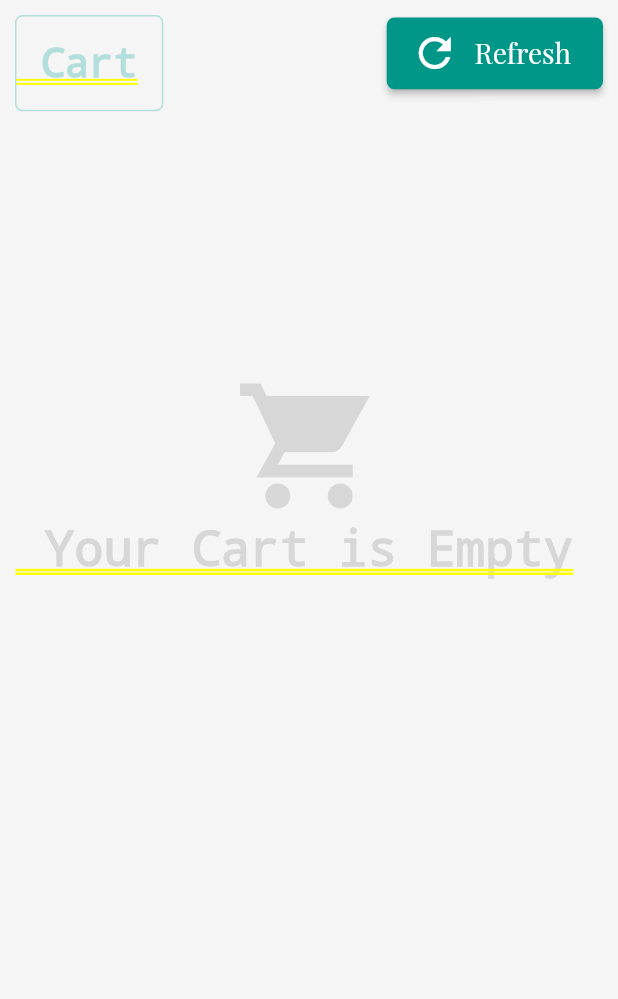
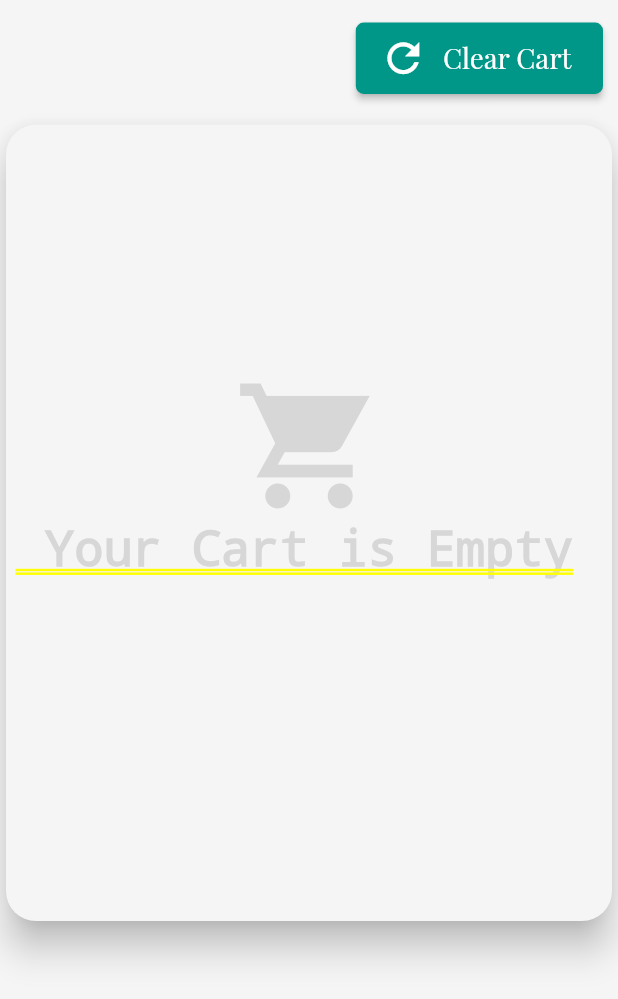
Before and after one commit to sswastik02/eliveryday, a Flutter app: the Cart screen opened directly with empty values, on a phone screen of 412 x 824 dp. Shown: the top 999 px of the screen. Run offline on Flutter 3.47's test engine with Material 2 defaults, Android fonts, the phone set to English and light mode, and no system bars; our stand-ins replace cloud_firestore, curved_navigation_bar, firebase_auth, flutter_phoenix, font_awesome_flutter, geolocator and 2 more; missing offline and left inert: geocoder, mapbox_search_flutter; accounts and stored records are empty.

Commit message:
Features Added : 	1. Lock Rotation 	2. Clear Cart Button 	3. Change UI of carts Page 	4. Added Internet Check at start of app UI Changes : 	1. Add icons to Categories in Single Restuarant View

```diff
--- a/lib/Cart/cart.dart
+++ b/lib/Cart/cart.dart
@@ -1,6 +1,7 @@
 import 'package:eliveryday/Cart/checkout.dart';
 import 'package:eliveryday/FireBase/firebaseCustomServices.dart';
 import 'package:eliveryday/FireBase/phoneauth.dart';
+import 'package:eliveryday/Resturant/FoodCard.dart';
 import 'package:firebase_auth/firebase_auth.dart';
 import 'package:flutter/material.dart';
 
@@ -19,13 +20,13 @@ class CartState extends State<Cart> {
   Widget build(BuildContext context) {
     return Container(
       width: MediaQuery.of(context).size.width,
+      height: MediaQuery.of(context).size.height,
       decoration: BoxDecoration(
         color: Theme.of(context).backgroundColor,
       ),
       child: Stack(
         children: [
-          cartTitle(context),
-          refreshButton(context),
+          clearButton(context),
           cartdisplay(context),
           (cartAllInfo.length == 0) ? emptyCart() : checkoutButton(context),
         ],
@@ -62,12 +63,14 @@ class CartState extends State<Cart> {
 
   Widget checkoutButton(BuildContext context) {
     return Positioned(
-      bottom: 8,
+      // bottom: 8,
       width: MediaQuery.of(context).size.width * 0.4,
       height: MediaQuery.of(context).size.height * 0.07,
-      left: MediaQuery.of(context).size.width * 0.5 -
-          MediaQuery.of(context).size.width * (0.4 / 2),
+      // left: MediaQuery.of(context).size.width * 0.5 -
+      //     MediaQuery.of(context).size.width * (0.4 / 2),
       // bringing to centre horizontal
+      top: 10,
+      left: 10,
       child: FittedBox(
         fit: BoxFit.fitWidth,
         child: ElevatedButton.icon(
@@ -111,27 +114,31 @@ class CartState extends State<Cart> {
     );
   }
 
-  Widget refreshButton(BuildContext context) {
+  Widget clearButton(BuildContext context) {
     return Positioned(
-      //refresh button
-      top: 15,
-      width: MediaQuery.of(context).size.width * 0.35,
+      //clear button
+      top: 10,
+      width: MediaQuery.of(context).size.width * 0.4,
       right: 10,
-      height: MediaQuery.of(context).size.height * 0.05,
+      height: MediaQuery.of(context).size.height * 0.07,
       child: FittedBox(
         fit: BoxFit.fitWidth,
         child: ElevatedButton.icon(
             onPressed: () {
               setState(() {
-                cartAllInfo = cartAllInfo;
-                // just a refresh
+                cartAllInfo = cartAllInfo.map((food) {
+                  food.quantity = 0;
+                  return food;
+                }).toList();
+                cartAllInfo = [];
+                // first set quantity of all food to zero and then empty the cart
               });
             },
             icon: Icon(Icons.refresh),
             label: FittedBox(
               fit: BoxFit.fitWidth,
               child: Text(
-                "Refresh",
+                "Clear Cart",
               ),
             )),
       ),
@@ -165,13 +172,22 @@ class CartState extends State<Cart> {
   Widget cartdisplay(BuildContext context) {
     return Positioned(
       // Contents of Cart
-      left: 10,
+
       top: MediaQuery.of(context).size.height * 0.09,
-      height: MediaQuery.of(context).size.height * 0.6,
-      width: MediaQuery.of(context).size.width * 0.93,
+      height: MediaQuery.of(context).size.height * 0.66,
+      width: MediaQuery.of(context).size.width,
       child: Container(
         margin: EdgeInsets.only(top: 5),
-        child: foodList(cartAllInfo),
+        child: Card(
+          elevation: 10,
+          color: Theme.of(context).backgroundColor,
+          shape:
+              RoundedRectangleBorder(borderRadius: BorderRadius.circular(20)),
+          child: Padding(
+            padding: const EdgeInsets.all(3.2),
+            child: foodList(cartAllInfo, state: this),
+          ),
+        ),
       ),
     );
   }
--- a/lib/Home/base.dart
+++ b/lib/Home/base.dart
@@ -49,7 +49,7 @@ class HomeRouteState extends State<HomeRoute> {
         context: context,
         title: addressLocator(context),
       ),
-      bottomNavigationBar: BottomBar(onTabTapped, currentIndex),
+      bottomNavigationBar: BottomBar(context, onTabTapped, currentIndex),
       body: FutureBuilder<Object>(
           future: checkInternetConnection(),
           builder: (context, snapshot) {
--- a/lib/Orders/orders.dart
+++ b/lib/Orders/orders.dart
@@ -1,6 +1,6 @@
 import 'package:eliveryday/Cart/cartInfo.dart';
 import 'package:eliveryday/Cart/cartModel.dart';
-import 'package:eliveryday/MapRoute.dart';
+import 'package:eliveryday/Maps/MapRoute.dart';
 import 'package:flutter/cupertino.dart';
 import 'package:flutter/material.dart';
 
--- a/lib/Resturant/FoodCard.dart
+++ b/lib/Resturant/FoodCard.dart
@@ -29,8 +29,8 @@ class FoodCardTemplate extends StatefulWidget {
   // This Widget Creates a Card with the following parameters
   Food foodData;
   final String imagesPath = "lib/Resturant/resturantImages/";
-
-  FoodCardTemplate(this.foodData);
+  State? state;
+  FoodCardTemplate(this.foodData, {this.state});
   @override
   FoodCardTemplateState createState() => FoodCardTemplateState();
 }
@@ -317,6 +317,8 @@ class FoodCardTemplateState extends State<FoodCardTemplate> {
                   // adding to cart
                   if (widget.foodData.quantity > 0) {
                     cartAllInfo.add(widget.foodData);
+                  } else {
+                    widget.state?.setState(() {});
                   }
 
                   print(cartAllInfo.length);
--- a/lib/Resturant/resturantDisplayInfo.dart
+++ b/lib/Resturant/resturantDisplayInfo.dart
@@ -92,9 +92,14 @@ Widget photoAndTitle(String photo, String title, String address,
   );
 }
 
-Widget foodList(List<Food> foods, {bool scroll = true}) {
+Widget foodList(List<Food> foods, {bool scroll = true, State? state}) {
   Widget list = Column(
-      children: foods.map((foodData) => FoodCardTemplate(foodData)).toList());
+      children: foods
+          .map((foodData) => FoodCardTemplate(
+                foodData,
+                state: state,
+              ))
+          .toList());
   return scroll
       ? SingleChildScrollView(
           padding: EdgeInsets.only(bottom: 20),
--- a/lib/customBottomNavigationBar.dart
+++ b/lib/customBottomNavigationBar.dart
@@ -1,7 +1,9 @@
 import 'package:flutter/material.dart';
 
-Widget BottomBar(void Function(int)? onTabTapped, int currentIndex) {
+Widget BottomBar(
+    BuildContext context, void Function(int)? onTabTapped, int currentIndex) {
   return Container(
+      height: MediaQuery.of(context).size.height * 0.1,
       decoration: BoxDecoration(
         borderRadius: BorderRadius.only(
             topRight: Radius.circular(30), topLeft: Radius.circular(30)),
--- a/references.txt
+++ b/references.txt
@@ -23,3 +23,5 @@ https://medium.com/@ketanchoyal/create-a-custom-app-bar-flutter-e32164e0be6f
 https://pub.dev/packages/curved_navigation_bar
 
 https://stackoverflow.com/questions/64546212/dart-assigning-to-variable-right-away-or-in-constructor
+
+https://dribbble.com/shots/15706438-Yamys-Food-delivery-app-UI-Kit
```
Also changed, not shown: lib/Resturant/singleResturantView.dart (+10 -2 lines), lib/main.dart (+14 -4 lines), lib/Maps/MapRoute.dart (renamed from lib/MapRoute.dart).
